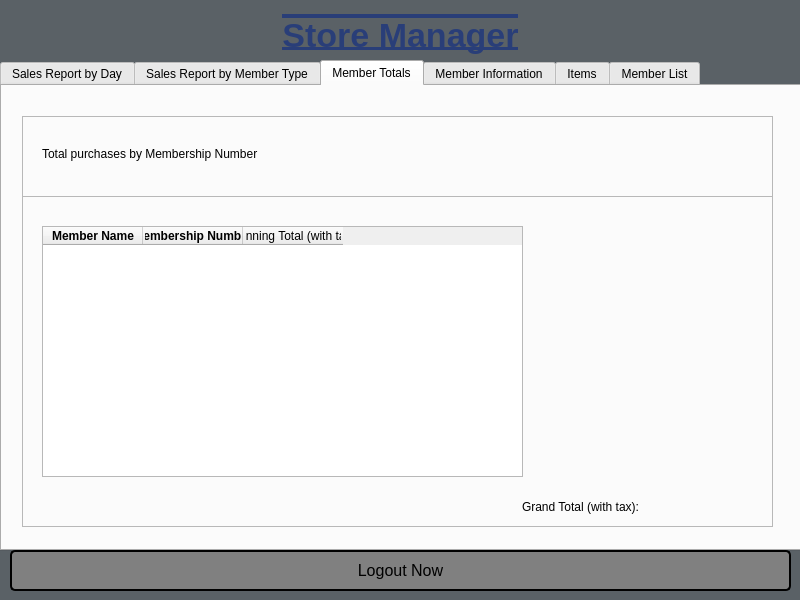
Old version of the form CS1C_BulkClub/storemanagerwindow.ui in the repository BlankMKB/CS1C-Group-Project-1.
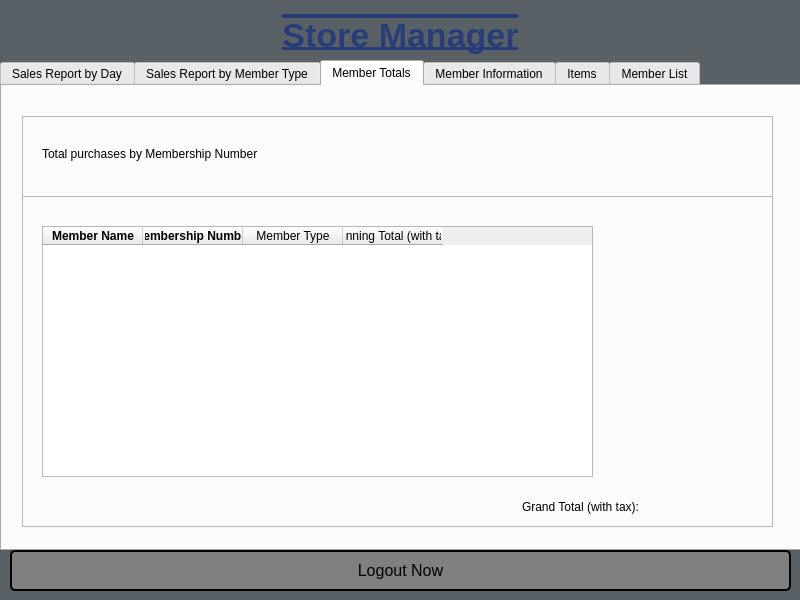
New version of the form. The open tabs and pages were chosen to show the change.

```diff
--- a/CS1C_BulkClub/storemanagerwindow.ui
+++ b/CS1C_BulkClub/storemanagerwindow.ui
@@ -556,7 +556,7 @@
        <rect>
         <x>20</x>
         <y>30</y>
-        <width>481</width>
+        <width>551</width>
         <height>251</height>
        </rect>
       </property>
@@ -580,6 +580,11 @@
         </font>
        </property>
       </column>
+      <column>
+       <property name="text">
+        <string>Member Type</string>
+       </property>
+      </column>
       <column>
        <property name="text">
         <string>Running Total (with tax)</string>
```
Left out of the diff: 4 changed lines with no effect on the pictures.
